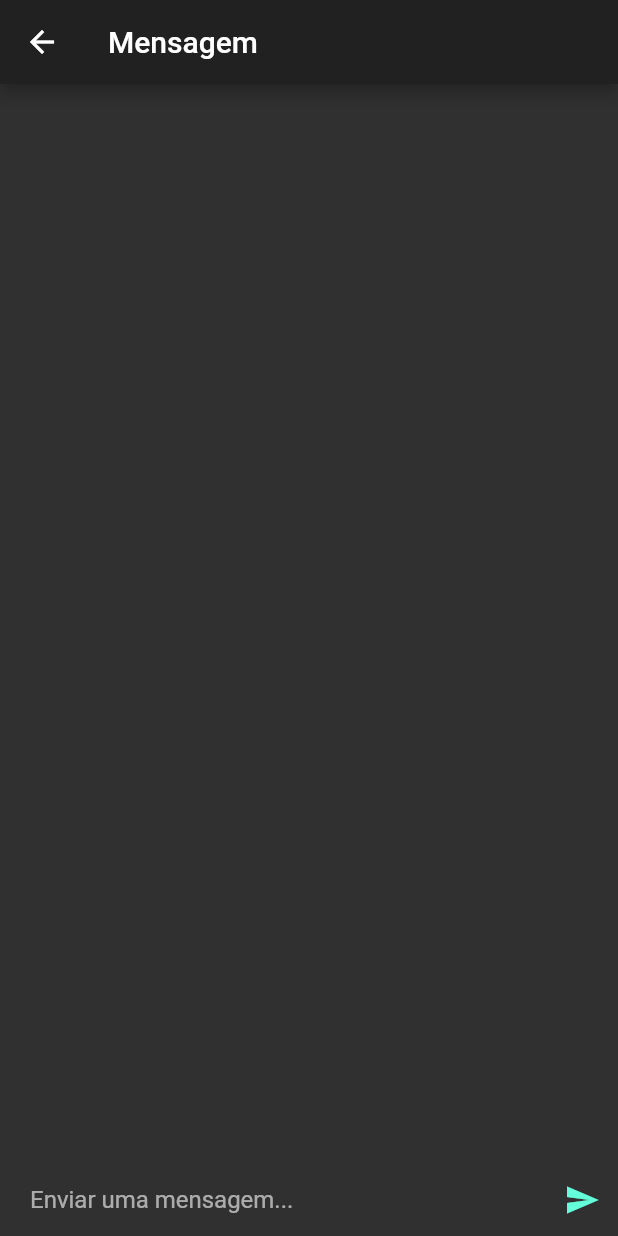
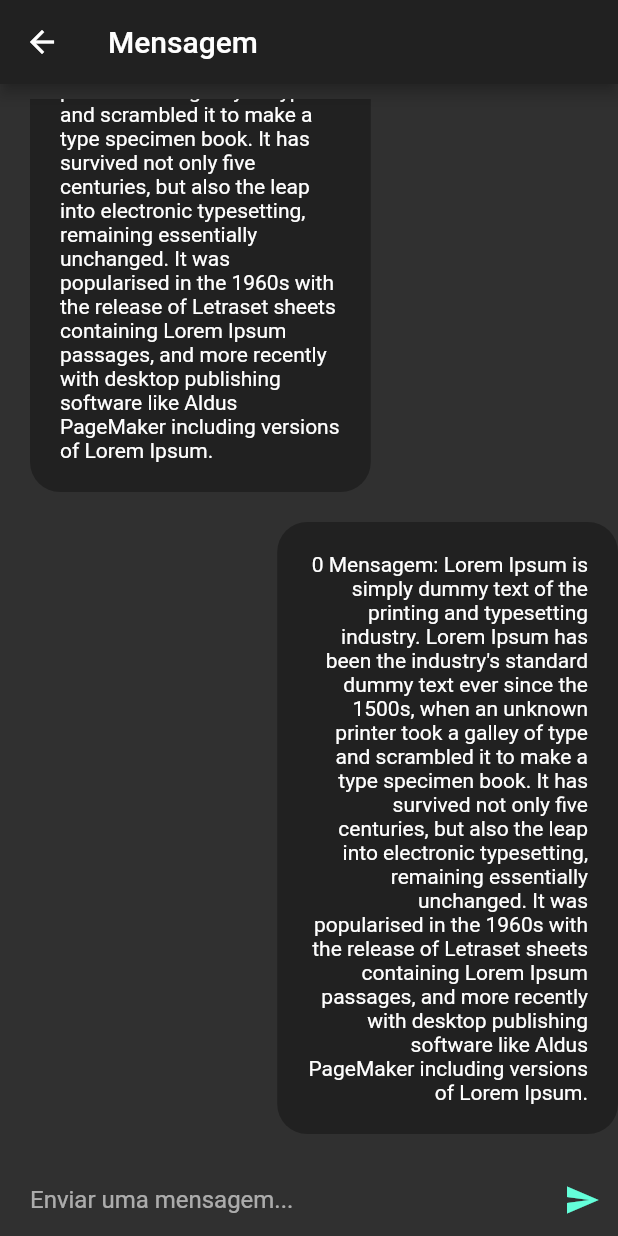
Before and after one commit to marcelohpjunior/chat_online_hasura, a Flutter app: the MensagemPage screen opened by its route, after a tap on the "send" icon, on a phone screen of 412 x 824 dp. Run offline on Flutter 3.47's test engine with Material 2 defaults, Android fonts, the phone set to English and light mode, and no system bars; our stand-ins replace flutter_mobx, flutter_modular, font_awesome_flutter, mobx; generated files the repository leaves out were written again.

Commit message:
Add lista de mensagens

```diff
--- a/lib/app/modules/chat/pages/mensagem/mensagem_page.dart
+++ b/lib/app/modules/chat/pages/mensagem/mensagem_page.dart
@@ -11,6 +11,8 @@ class MensagemPage extends StatefulWidget {
 
 class MensagemPageState extends State<MensagemPage> {
   String a = "";
+  var loren =
+      "Lorem Ipsum is simply dummy text of the printing and typesetting industry. Lorem Ipsum has been the industry's standard dummy text ever since the 1500s, when an unknown printer took a galley of type and scrambled it to make a type specimen book. It has survived not only five centuries, but also the leap into electronic typesetting, remaining essentially unchanged. It was popularised in the 1960s with the release of Letraset sheets containing Lorem Ipsum passages, and more recently with desktop publishing software like Aldus PageMaker including versions of Lorem Ipsum.";
   @override
   Widget build(BuildContext context) {
     print(MediaQuery.of(context).size.width);
@@ -26,8 +28,49 @@ class MensagemPageState extends State<MensagemPage> {
               ? const EdgeInsets.only(right: 20)
               : const EdgeInsets.only(right: 0),
           child: Column(
-            children: <Widget>[
-              Expanded(child: Container()),
+            children: [
+              Expanded(
+                child: Container(
+                  padding: const EdgeInsets.only(top: 10),
+                  child: ListView.builder(
+                    itemCount: 30,
+                    itemBuilder: (context, index) {
+                      return Container(
+                        alignment: index % 2 == 1
+                            ? Alignment.centerLeft
+                            : Alignment.centerRight,
+                        child: Wrap(
+                          children: [
+                            ConstrainedBox(
+                              constraints: BoxConstraints(
+                                  maxWidth:
+                                      MediaQuery.of(context).size.width * 0.60),
+                              child: Container(
+                                margin:
+                                    const EdgeInsets.only(left: 20, bottom: 20),
+                                padding: const EdgeInsets.all(20),
+                                decoration: BoxDecoration(
+                                  borderRadius: BorderRadius.circular(20),
+                                  color: Theme.of(context).primaryColor,
+                                ),
+                                child: Text(
+                                  "$index Mensagem: $loren",
+                                  textAlign: index % 2 == 1
+                                      ? TextAlign.left
+                                      : TextAlign.right,
+                                  maxLines: null,
+                                ),
+                              ),
+                            ),
+                          ],
+                        ),
+                      );
+                    },
+                    reverse: true,
+                    shrinkWrap: true,
+                  ),
+                ),
+              ),
               Padding(
                 padding: const EdgeInsets.only(left: 20),
                 child: TextInputMensagem(
--- a/lib/app/shared/widgets/text_input_mensagem.dart
+++ b/lib/app/shared/widgets/text_input_mensagem.dart
@@ -4,7 +4,7 @@ import 'package:flutter/material.dart';
 class TextInputMensagem extends StatelessWidget {
   final Function(String)? onChanged;
   final Function() onSendMessage;
-  final controller = TextEditingController();
+  final _controller = TextEditingController();
   TextInputMensagem({
     Key? key,
     this.onChanged,
@@ -18,7 +18,7 @@ class TextInputMensagem extends StatelessWidget {
         Expanded(
             child: TextField(
           maxLines: null,
-          controller: controller,
+          controller: _controller,
           decoration:
               InputDecoration.collapsed(hintText: "Enviar uma mensagem..."),
           onChanged: onChanged,
@@ -36,9 +36,9 @@ class TextInputMensagem extends StatelessWidget {
                     color: Theme.of(context).accentColor,
                   ),
                   onPressed: () {
-                    if (controller.text != "") {
+                    if (_controller.text != "") {
                       onSendMessage();
-                      controller.text = "";
+                      _controller.text = "";
                     }
                   },
                 ),
```
